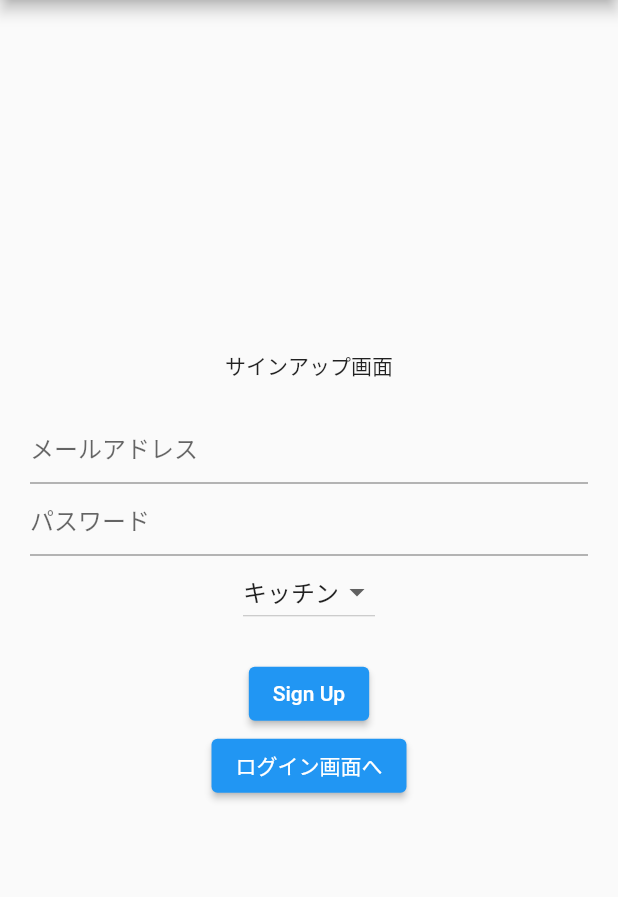
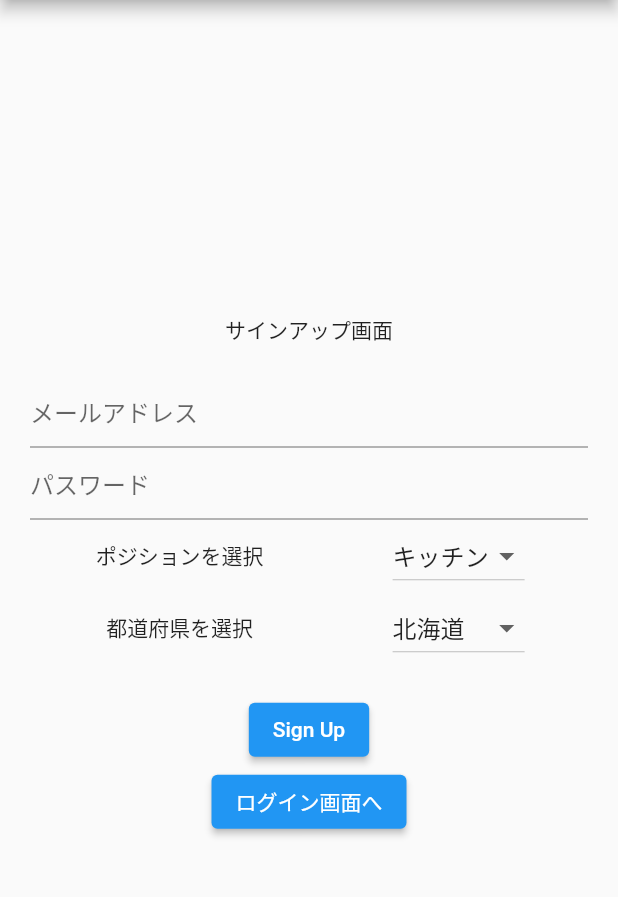
Before and after one commit to yanoojp/Restaurant_Talks_Flutter, a Flutter app: the screen it shows after launch, after a tap on "サインアップ画面へ", on a phone screen of 412 x 824 dp, the part 84-981 px from its top. Run offline on Flutter 3.47's test engine with Material 2 defaults, Android fonts, the phone set to English and light mode, and no system bars; our stand-ins replace flutter_chat_types, flutter_chat_ui, image_picker, page_transition, weather; network calls fail.

Commit message:
天気の表示機能、共通データの切り出しなど

```diff
--- a/lib/components/Header.dart
+++ b/lib/components/Header.dart
@@ -1,5 +1,4 @@
 import 'package:flutter/material.dart';
-
 import '../pages/login_page.dart';
 
 class Header extends StatelessWidget implements PreferredSizeWidget {
@@ -20,7 +19,7 @@ class Header extends StatelessWidget implements PreferredSizeWidget {
         Padding(
           padding: const EdgeInsets.only(top: 5.0, right: 15.0),
           child: Text(
-            '残り\n${guestNumber}',
+            '残り\n$guestNumber',
             textAlign: TextAlign.center,
           ),
         ),
--- a/lib/components/bottom_navigation.dart
+++ b/lib/components/bottom_navigation.dart
@@ -26,7 +26,7 @@ class _BottomNavigationState extends State<BottomNavigation> {
         } else if (_selectedIndex == 0) {
           Navigator.push(
             context,
-            PageTransition(type: PageTransitionType.leftToRight, child: ItemIndex(loginStatus: widget.loginStatus))
+            PageTransition(type: PageTransitionType.leftToRight, child: ItemIndex(loginStatus: widget.loginStatus, prefectureName: '東京'))
           );
         } else if (_selectedIndex == 1) {
           Navigator.push(
--- /dev/null
+++ b/lib/fixedDatas/datas.dart
@@ -0,0 +1,153 @@
+var items = [
+  {
+    'itemName': "サーモンマリネ",
+    'itemStock': 1,
+    'itemDetail': "サーモンマリネサーモンマリネサーモンマリネ",
+    'itemImage': 'https://flutter.github.io/assets-for-api-docs/assets/widgets/owl.jpg'
+  },
+  {
+    'itemName': "タコのカルパッチョ",
+    'itemStock': 2,
+    'itemDetail': "タコのカルパッチョタコのカルパッチョタコのカルパッチョ",
+    'itemImage': 'https://flutter.github.io/assets-for-api-docs/assets/widgets/owl.jpg'
+  },
+  {
+    'itemName': "スパニッシュオムレツ",
+    'itemStock': 3,
+    'itemDetail': "スパニッシュオムレツスパニッシュオムレツスパニッシュオムレツ",
+    'itemImage': 'https://flutter.github.io/assets-for-api-docs/assets/widgets/owl.jpg'
+  },
+  {
+    'itemName': "サーモンマリネ",
+    'itemStock': 1,
+    'itemDetail': "サーモンマリネサーモンマリネサーモンマリネ",
+    'itemImage': 'https://flutter.github.io/assets-for-api-docs/assets/widgets/owl.jpg'
+  },
+  {
+    'itemName': "タコのカルパッチョ",
+    'itemStock': 2,
+    'itemDetail': "タコのカルパッチョタコのカルパッチョタコのカルパッチョ",
+    'itemImage': 'https://flutter.github.io/assets-for-api-docs/assets/widgets/owl.jpg'
+  },
+  {
+    'itemName': "スパニッシュオムレツ",
+    'itemStock': 3,
+    'itemDetail': "スパニッシュオムレツスパニッシュオムレツスパニッシュオムレツ",
+    'itemImage': 'https://flutter.github.io/assets-for-api-docs/assets/widgets/owl.jpg'
+  },
+  {
+    'itemName': "サーモンマリネ",
+    'itemStock': 1,
+    'itemDetail': "サーモンマリネサーモンマリネサーモンマリネ",
+    'itemImage': 'https://flutter.github.io/assets-for-api-docs/assets/widgets/owl.jpg'
+  },
+  {
+    'itemName': "タコのカルパッチョ",
+    'itemStock': 2,
+    'itemDetail': "タコのカルパッチョタコのカルパッチョタコのカルパッチョ",
+    'itemImage': 'https://flutter.github.io/assets-for-api-docs/assets/widgets/owl.jpg'
+  },
+  {
+    'itemName': "スパニッシュオムレツ",
+    'itemStock': 3,
+    'itemDetail': "スパニッシュオムレツスパニッシュオムレツスパニッシュオムレツ",
+    'itemImage': 'https://flutter.github.io/assets-for-api-docs/assets/widgets/owl.jpg'
+  },
+  {
+    'itemName': "サーモンマリネ",
+    'itemStock': 1,
+    'itemDetail': "サーモンマリネサーモンマリネサーモンマリネ",
+    'itemImage': 'https://flutter.github.io/assets-for-api-docs/assets/widgets/owl.jpg'
+  },
+  {
+    'itemName': "タコのカルパッチョ",
+    'itemStock': 2,
+    'itemDetail': "タコのカルパッチョタコのカルパッチョタコのカルパッチョ",
+    'itemImage': 'https://flutter.github.io/assets-for-api-docs/assets/widgets/owl.jpg'
+  },
+  {
+    'itemName': "スパニッシュオムレツ",
+    'itemStock': 3,
+    'itemDetail': "スパニッシュオムレツスパニッシュオムレツスパニッシュオムレツ",
+    'itemImage': 'https://flutter.github.io/assets-for-api-docs/assets/widgets/owl.jpg'
+  },
+  {
+    'itemName': "サーモンマリネ",
+    'itemStock': 1,
+    'itemDetail': "サーモンマリネサーモンマリネサーモンマリネ",
+    'itemImage': 'https://flutter.github.io/assets-for-api-docs/assets/widgets/owl.jpg'
+  },
+  {
+    'itemName': "タコのカルパッチョ",
+    'itemStock': 2,
+    'itemDetail': "タコのカルパッチョタコのカルパッチョタコのカルパッチョ",
+    'itemImage': 'https://flutter.github.io/assets-for-api-docs/assets/widgets/owl.jpg'
+  },
+  {
+    'itemName': "スパニッシュオムレツ",
+    'itemStock': 3,
+    'itemDetail': "スパニッシュオムレツスパニッシュオムレツスパニッシュオムレツ",
+    'itemImage': 'https://flutter.github.io/assets-for-api-docs/assets/widgets/owl.jpg'
+  },
+];
+
+final prefectures = [
+  "北海道",
+  "青森県",
+  "岩手県",
+  "宮城県",
+  "秋田県",
+  "山形県",
+  "福島県",
+  "茨城県",
+  "栃木県",
+  "群馬県",
+  "埼玉県",
+  "千葉県",
+  "東京都",
+  "神奈川県",
+  "新潟県",
+  "富山県",
+  "石川県",
+  "福井県",
+  "山梨県",
+  "長野県",
+  "岐阜県",
+  "静岡県",
+  "愛知県",
+  "三重県",
+  "滋賀県",
+  "京都府",
+  "大阪府",
+  "兵庫県",
+  "奈良県",
+  "和歌山県",
+  "鳥取県",
+  "島根県",
+  "岡山県",
+  "広島県",
+  "山口県",
+  "徳島県",
+  "香川県",
+  "愛媛県",
+  "高知県",
+  "福岡県",
+  "佐賀県",
+  "長崎県",
+  "熊本県",
+  "大分県",
+  "宮崎県",
+  "鹿児島県",
+  "沖縄県"
+];
+
+final positions = [
+  {
+    "positionId": 0,
+    "positionName": "キッチン"
+  },
+  {
+    "positionId": 1,
+    "positionName": "ホール"}
+  ,
+];
--- /dev/null
+++ b/lib/fixedDatas/fixed_expressions.dart
@@ -0,0 +1 @@
+String title = 'Restaurant Talks Flutter';
--- a/lib/pages/item_form_page.dart
+++ b/lib/pages/item_form_page.dart
@@ -105,7 +105,7 @@ class _ItemFormPageState extends State<ItemFormPage> {
                   print(itemDetail);
                   Navigator.push(
                     context,
-                    PageTransition(type: PageTransitionType.leftToRight, child: ItemIndex(loginStatus: widget.loginStatus,))
+                    PageTransition(type: PageTransitionType.leftToRight, child: ItemIndex(loginStatus: widget.loginStatus, prefectureName: '東京'))
                   );
                 },
                 child: Text('保存する'),
--- a/lib/pages/item_index.dart
+++ b/lib/pages/item_index.dart
@@ -1,12 +1,16 @@
 import 'package:flutter/material.dart';
-import 'package:restaurant_talks_flutter/pages/login_page.dart';
+import 'package:restaurant_talks_flutter/fixedDatas/api_keys.dart';
+import 'package:weather/weather.dart';
 import '../components/Header.dart';
 import '../components/bottom_navigation.dart';
+import '../fixedDatas/datas.dart';
+import '../fixedDatas/fixed_expressions.dart';
 import 'item_form_page.dart';
 
 class ItemIndex extends StatefulWidget {
-  const ItemIndex({super.key, required this.loginStatus});
+  const ItemIndex({super.key, required this.loginStatus, required this.prefectureName});
   final int loginStatus;
+  final String prefectureName;
 
   @override
   State<ItemIndex> createState() => _ItemIndexState();
@@ -14,34 +18,41 @@ class ItemIndex extends StatefulWidget {
 
 class _ItemIndexState extends State<ItemIndex> {
 
-  var items = [
-    {
-      'itemName': "サーモンマリネ",
-      'itemStock': 1,
-      'itemDetail': "サーモンマリネサーモンマリネサーモンマリネ",
-      'itemImage': 'https://flutter.github.io/assets-for-api-docs/assets/widgets/owl.jpg'
-    },
-    {
-      'itemName': "タコのカルパッチョ",
-      'itemStock': 2,
-      'itemDetail': "タコのカルパッチョタコのカルパッチョタコのカルパッチョ",
-      'itemImage': 'https://flutter.github.io/assets-for-api-docs/assets/widgets/owl.jpg'
-    },
-    {
-      'itemName': "スパニッシュオムレツ",
-      'itemStock': 3,
-      'itemDetail': "スパニッシュオムレツスパニッシュオムレツスパニッシュオムレツ",
-      'itemImage': 'https://flutter.github.io/assets-for-api-docs/assets/widgets/owl.jpg'
-    },
-  ];
+  /// ** 天気情報の取得 ** //
+  late String cityName;
+  WeatherFactory wf = WeatherFactory(weatherApiKey, language: Language.JAPANESE);
+  String currentWeather = '';
+  late Future<String> cw;
+
+  Future<String> getCurrentLocationWeather(String cityName) async {
+    Weather w = await wf.currentWeatherByCityName(cityName);
+    return w.weatherDescription!;
+  }
+  /// ** 天気情報の取得 ** //
+
+  @override
+  void initState() {
+    super.initState();
+
+    // 天気のセット
+    cityName = widget.prefectureName;
+    cw = getCurrentLocationWeather(cityName);
+    cw.then((value) => {
+      currentWeather = value,
+    });
+  }
 
   @override
   Widget build(BuildContext context) {
-    String title = 'Restaurant Talks Flutter';
 
     return Scaffold(
-      appBar: Header(),
-      body: ButtonBar(
+      appBar: const Header(),
+      body: Column(
+        children: [
+          Container(
+            alignment: Alignment.topCenter,
+            height: MediaQuery.of(context).size.height / 100 * 67,
+            child: ButtonBar(
               alignment: MainAxisAlignment.spaceAround,
               children: [
                 for(int i = 0; i < items.length; i++) ... {
@@ -50,7 +61,12 @@ class _ItemIndexState extends State<ItemIndex> {
                     onPressed: () {
                       Navigator.push(
                         context,
-                  MaterialPageRoute(builder: (context) => ItemFormPage(title: title, itemObject: items[i], loginStatus: widget.loginStatus,)),
+                        MaterialPageRoute(builder: (context) =>
+                            ItemFormPage(
+                              title: title,
+                              itemObject: items[i],
+                              loginStatus: widget.loginStatus,
+                            )),
                       );
                       print("${items[i]['itemName']}が押されました");
                     },
@@ -59,8 +75,32 @@ class _ItemIndexState extends State<ItemIndex> {
                 }
               ],
             ),
+          ),
+          Padding(
+            padding: const EdgeInsets.only(top: 25.0, left: 15.0),
+            child: Container(
+              width: double.infinity,
+              child: FutureBuilder(
+                  future: cw,
+                  builder: (context, snapshot) {
+                    if (snapshot.connectionState == ConnectionState.done) {
+                      // アイコンの表示はTodo
+                      return Text(
+                        '外の天気：$currentWeather',
+                        style: const TextStyle(
+                        ),
+                      );
+                    } else {
+                      return const Text("'外の天気：データ取得中...");
+                    }
+                  }
+              ),
+            ),
+          ),
+        ],
+      ),
       floatingActionButton: FloatingActionButton(
-        child: Icon(Icons.add),
+        child: const Icon(Icons.add),
         onPressed: () {
           Navigator.push(
             context,
--- a/lib/pages/login_page.dart
+++ b/lib/pages/login_page.dart
@@ -1,8 +1,10 @@
 import 'package:flutter/material.dart';
 import 'package:restaurant_talks_flutter/pages/item_index.dart';
 import 'package:restaurant_talks_flutter/pages/sign_up.dart';
+import 'package:weather/weather.dart';
 
 import '../components/Header.dart';
+import '../fixedDatas/api_keys.dart';
 
 class LoginPage extends StatefulWidget {
   const LoginPage({super.key});
@@ -20,13 +22,13 @@ class LoginPage extends StatefulWidget {
 
 class _LoginPageState extends State<LoginPage> {
   List<DropdownMenuItem<int>> _items = [];
-  int _selectItem = 0;
+  int _selectedPositionValue = 0;
 
   @override
   void initState() {
     super.initState();
     setItems();
-    _selectItem = _items[0].value!;
+    _selectedPositionValue = _items[0].value!;
   }
 
   void setItems() {
@@ -67,16 +69,24 @@ class _LoginPageState extends State<LoginPage> {
                     hintText: 'パスワード'
                 ),
               ),
-              Center(
-                child: DropdownButton(
+              /* ポジション選択ドロップダウン　*/
+              Row(
+                mainAxisAlignment: MainAxisAlignment.spaceAround,
+                children: [
+                  Container(
+                      width: 115,
+                      child: Text('ポジションを選択', textAlign: TextAlign.center,)
+                  ),
+                  DropdownButton(
                     items: _items,
-                  value: _selectItem,
+                    value: _selectedPositionValue,
                     onChanged: (value) => {
                       setState(() {
-                      _selectItem = value!;
+                        _selectedPositionValue = value!;
                       }),
                     },
                   )
+                ],
               ),
               Padding(
                 padding: const EdgeInsets.only(top: 20.0),
@@ -87,9 +97,9 @@ class _LoginPageState extends State<LoginPage> {
                       onPressed: () {
                         Navigator.push(
                           context,
-                          MaterialPageRoute(builder: (context) => ItemIndex(loginStatus: _selectItem)),
+                          MaterialPageRoute(builder: (context) => ItemIndex(loginStatus: _selectedPositionValue, prefectureName: '東京',)),
                         );
-                        print("SignUpボタンが押されました");
+                        print("Loginボタンが押されました");
                       },
                     ),
                     ElevatedButton(
--- a/lib/pages/sign_up.dart
+++ b/lib/pages/sign_up.dart
@@ -1,7 +1,7 @@
 import 'package:flutter/material.dart';
 import 'package:restaurant_talks_flutter/pages/login_page.dart';
-
 import '../components/Header.dart';
+import '../fixedDatas/datas.dart';
 import 'item_index.dart';
 
 class SignUp extends StatefulWidget {
@@ -12,26 +12,16 @@ class SignUp extends StatefulWidget {
 }
 
 class _SignUpState extends State<SignUp> {
-  List<DropdownMenuItem<int>> _items = [];
-  int _selectItem = 0;
+  late int _selectedPositionValue;
+  late String selectedPrefectureValue;
 
   @override
   void initState() {
     super.initState();
-    setItems();
-    _selectItem = _items[0].value!;
-  }
 
-  void setItems() {
-    _items
-      ..add(const DropdownMenuItem(
-        child: Text('キッチン',),
-        value: 1,
-      ))
-      ..add(const DropdownMenuItem(
-        child: Text('ホール',),
-        value: 2,
-      ));
+    // ポジションと都道府県の初期値を設定
+    _selectedPositionValue = positions[0]['positionId'] as int;
+    selectedPrefectureValue = prefectures[0]!;
   }
 
   @override
@@ -60,16 +50,50 @@ class _SignUpState extends State<SignUp> {
                       hintText: 'パスワード'
                   ),
                 ),
-                Center(
-                    child: DropdownButton(
-                      items: _items,
-                      value: _selectItem,
+                /* ポジション選択ドロップダウン　*/
+                Row(
+                  mainAxisAlignment: MainAxisAlignment.spaceAround,
+                  children: [
+                    Container(
+                        width: 115,
+                        child: Text('ポジションを選択', textAlign: TextAlign.center,)
+                    ),
+                    DropdownButton(
+                      items: positions.map((list) => DropdownMenuItem(
+                                value: list['positionId'],
+                                child: Text(list['positionName'] as String)
+                              )).toList(),
+                      value: _selectedPositionValue,
                       onChanged: (value) => {
                         setState(() {
-                          _selectItem = value!;
+                          _selectedPositionValue = value as int;
                         }),
                       },
                     )
+                  ],
+                ),
+                /* 都道府県選択ドロップダウン　*/
+                Row(
+                  mainAxisAlignment: MainAxisAlignment.spaceAround,
+                  children: [
+                    Container(
+                        width: 115,
+                        child: Text('都道府県を選択', textAlign: TextAlign.center,)
+                    ),
+                    DropdownButton(
+                        items: prefectures
+                            .map((list) => DropdownMenuItem(
+                              value: list,
+                              child: Text(list)
+                            )).toList(),
+                        value: selectedPrefectureValue,
+                        onChanged: (String? value) {
+                          setState(() {
+                            selectedPrefectureValue = value!;
+                          });
+                        }
+                      )
+                  ],
                 ),
                 Padding(
                   padding: const EdgeInsets.only(top: 20.0),
@@ -80,9 +104,12 @@ class _SignUpState extends State<SignUp> {
                         onPressed: () {
                           Navigator.push(
                             context,
-                            MaterialPageRoute(builder: (context) => ItemIndex(loginStatus: _selectItem,)),
+                            MaterialPageRoute(builder: (context) => ItemIndex(
+                                loginStatus: _selectedPositionValue,
+                                prefectureName: selectedPrefectureValue)
+                            ),
                           );
-                          print("SignUpボタンが押されました");
+                          print("SignUpボタンが押されました。県名：$selectedPrefectureValue");
                         },
                       ),
                       ElevatedButton(
@@ -92,7 +119,7 @@ class _SignUpState extends State<SignUp> {
                             context,
                             MaterialPageRoute(builder: (context) => LoginPage()),
                           );
-                          print("SignUp画面へボタンが押されました");
+                          print("Login画面へボタンが押されました");
                         },
                       ),
                     ],
--- a/pubspec.yaml
+++ b/pubspec.yaml
@@ -39,6 +39,7 @@ dependencies:
   image_picker: ^0.8.4+4
   flutter_chat_ui: ^1.6.6
   page_transition: ^2.0.9
+  weather: ^2.0.1
 
 dev_dependencies:
   flutter_test:
```
Also changed, not shown: pubspec.lock, 1 other file. Lines whose indentation alone changed are shown as unchanged.
